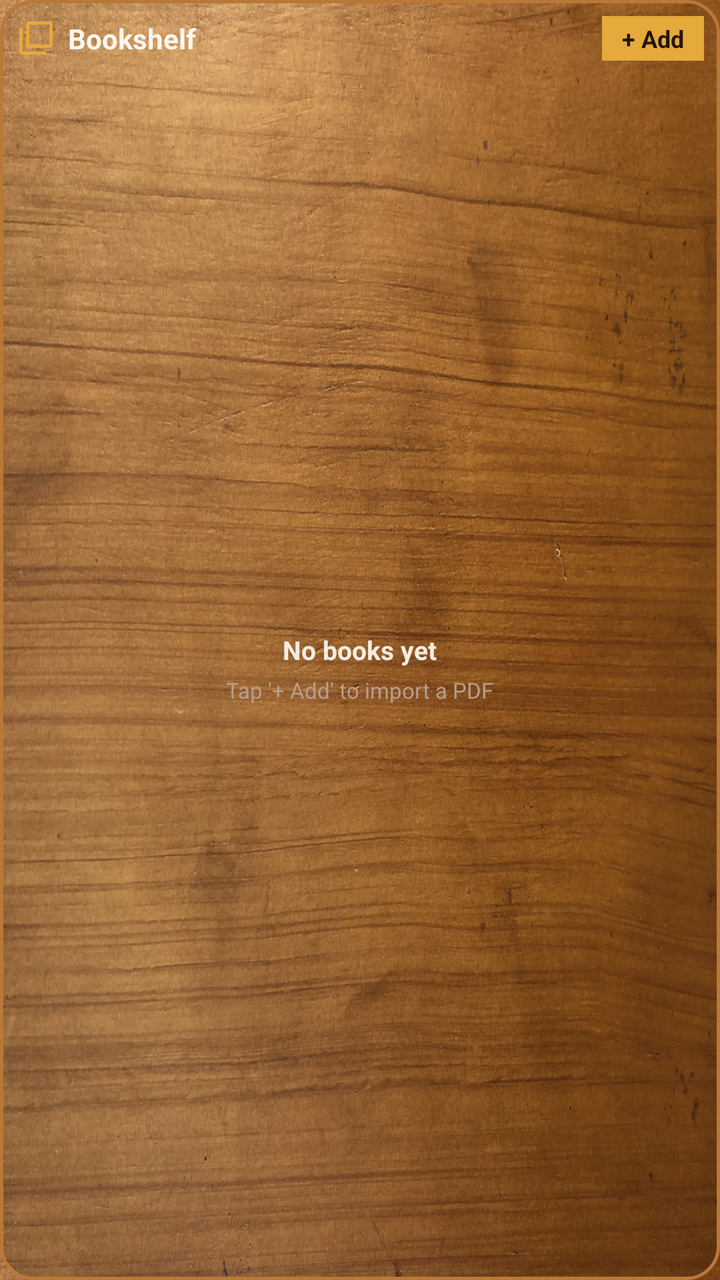
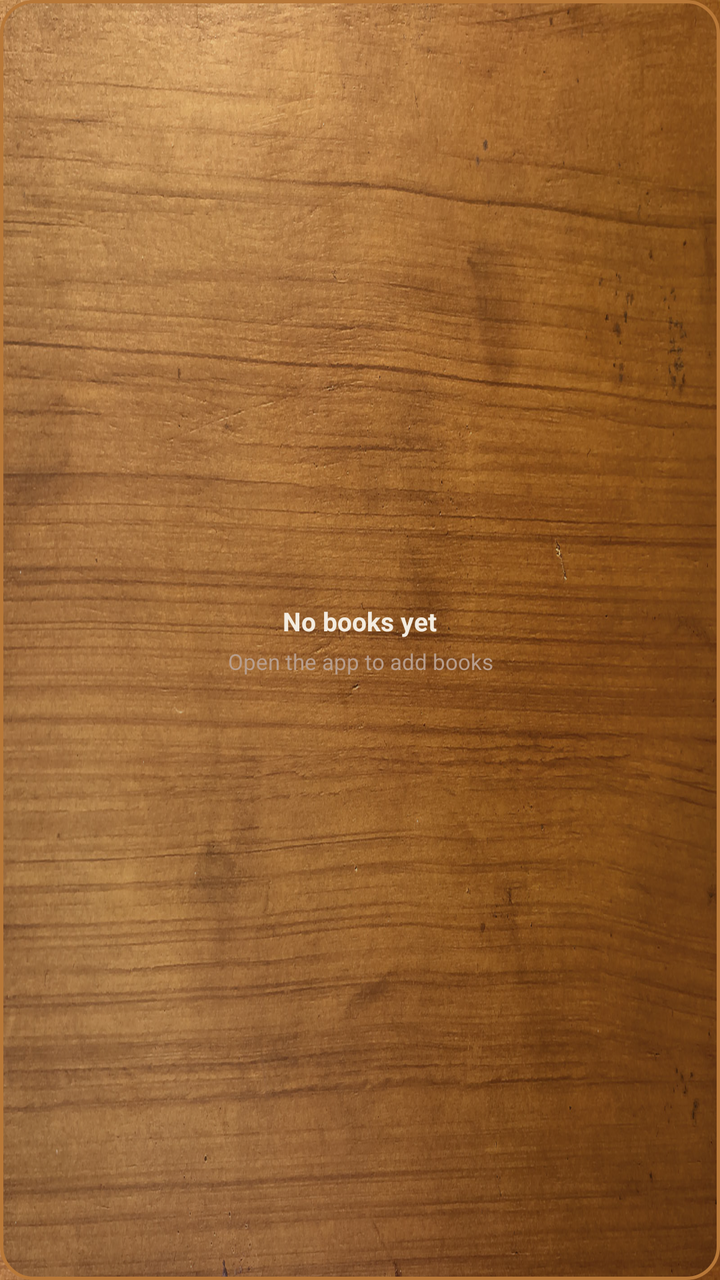

Compare the two renders of this Android layout. The source of the first and the diff that turns it into the second are given below.
<!-- AndroidManifest.xml: application theme android:Theme.Material.Light.NoActionBar -->
<!-- res/layout/bookshelf_widget.xml -->
<?xml version="1.0" encoding="utf-8"?>
<LinearLayout xmlns:android="http://schemas.android.com/apk/res/android"
    android:id="@+id/widget_root"
    android:layout_width="match_parent"
    android:layout_height="match_parent"
    android:background="@drawable/widget_background"
    android:orientation="vertical"
    android:padding="8dp">

    
    <LinearLayout
        android:id="@+id/widget_header"
        android:layout_width="match_parent"
        android:layout_height="wrap_content"
        android:gravity="center_vertical"
        android:orientation="horizontal"
        android:paddingBottom="6dp">

        <ImageView
            android:layout_width="20dp"
            android:layout_height="20dp"
            android:contentDescription="Bookshelf Icon"
            android:src="@drawable/ic_bookshelf_widget" />

        <TextView
            android:id="@+id/widget_title"
            android:layout_width="0dp"
            android:layout_height="wrap_content"
            android:layout_marginStart="6dp"
            android:layout_weight="1"
            android:text="Bookshelf"
            android:textColor="#FBF6EF"
            android:textSize="14sp"
            android:textStyle="bold" />

        <TextView
            android:id="@+id/widget_btn_add"
            android:layout_width="wrap_content"
            android:layout_height="wrap_content"
            android:background="#E5A93C"
            android:paddingHorizontal="10dp"
            android:paddingVertical="3dp"
            android:text="+ Add"
            android:textColor="#23160D"
            android:textSize="12sp"
            android:textStyle="bold" />
    </LinearLayout>

    <FrameLayout
        android:layout_width="match_parent"
        android:layout_height="0dp"
        android:layout_weight="1">

        
        <GridView
            android:id="@+id/bookshelf_widget_grid"
            android:layout_width="match_parent"
            android:layout_height="match_parent"
            android:columnWidth="85dp"
            android:gravity="center"
            android:horizontalSpacing="0dp"
            android:numColumns="auto_fit"
            android:stretchMode="columnWidth"
            android:verticalSpacing="6dp" />

        
        <LinearLayout
            android:id="@+id/bookshelf_widget_empty"
            android:layout_width="match_parent"
            android:layout_height="match_parent"
            android:gravity="center"
            android:orientation="vertical"
            android:padding="12dp">

            <TextView
                android:layout_width="wrap_content"
                android:layout_height="wrap_content"
                android:text="No books yet"
                android:textColor="#F3ECE0"
                android:textSize="13sp"
                android:textStyle="bold" />

            <TextView
                android:layout_width="wrap_content"
                android:layout_height="wrap_content"
                android:layout_marginTop="4dp"
                android:gravity="center"
                android:text="Tap '+ Add' to import a PDF"
                android:textColor="#B89E8D"
                android:textSize="11sp" />
        </LinearLayout>
    </FrameLayout>
</LinearLayout>
<!-- resources referenced by this layout -->
<resources>
  <!-- drawable ic_bookshelf_widget (drawable) -->
  <vector xmlns:android="http://schemas.android.com/apk/res/android"
      android:width="24dp"
      android:height="24dp"
      android:viewportWidth="24"
      android:viewportHeight="24">
      <path
          android:fillColor="#E5A93C"
          android:pathData="M4,6H2v14c0,1.1 0.9,2 2,2h14v-2H4V6z"/>
      <path
          android:fillColor="#E5A93C"
          android:pathData="M20,2H8c-1.1,0 -2,0.9 -2,2v12c0,1.1 0.9,2 2,2h12c1.1,0 2,-0.9 2,-2V4c0,-1.1 -0.9,-2 -2,-2zm0,14H8V4h12v12z"/>
  </vector>
  <!-- drawable widget_background (drawable) -->
  <?xml version="1.0" encoding="utf-8"?>
  <layer-list xmlns:android="http://schemas.android.com/apk/res/android">
      <item>
          <bitmap
              android:src="@drawable/wood_texture"
              android:gravity="fill" />
      </item>
      <item>
          <shape android:shape="rectangle">
              <gradient
                  android:type="linear"
                  android:angle="270"
                  android:startColor="#1A180C05"
                  android:centerColor="#30180C05"
                  android:endColor="#48180C05" />
              <corners android:radius="16dp" />
              <stroke android:width="1.5dp" android:color="#B87838" />
          </shape>
      </item>
  </layer-list>
  <!-- drawable wood_texture: jpg bitmap (drawable-nodpi, 442089 bytes) -->
</resources>

<!-- the commit's change to res/layout/bookshelf_widget.xml (unified diff, before → after) -->
@@ -6,45 +6,6 @@
     android:background="@drawable/widget_background"
     android:orientation="vertical"
     android:padding="8dp">
-
-    
-    <LinearLayout
-        android:id="@+id/widget_header"
-        android:layout_width="match_parent"
-        android:layout_height="wrap_content"
-        android:gravity="center_vertical"
-        android:orientation="horizontal"
-        android:paddingBottom="6dp">
-
-        <ImageView
-            android:layout_width="20dp"
-            android:layout_height="20dp"
-            android:contentDescription="Bookshelf Icon"
-            android:src="@drawable/ic_bookshelf_widget" />
-
-        <TextView
-            android:id="@+id/widget_title"
-            android:layout_width="0dp"
-            android:layout_height="wrap_content"
-            android:layout_marginStart="6dp"
-            android:layout_weight="1"
-            android:text="Bookshelf"
-            android:textColor="#FBF6EF"
-            android:textSize="14sp"
-            android:textStyle="bold" />
-
-        <TextView
-            android:id="@+id/widget_btn_add"
-            android:layout_width="wrap_content"
-            android:layout_height="wrap_content"
-            android:background="#E5A93C"
-            android:paddingHorizontal="10dp"
-            android:paddingVertical="3dp"
-            android:text="+ Add"
-            android:textColor="#23160D"
-            android:textSize="12sp"
-            android:textStyle="bold" />
-    </LinearLayout>
 
     <FrameLayout
         android:layout_width="match_parent"
@@ -85,7 +46,7 @@
                 android:layout_height="wrap_content"
                 android:layout_marginTop="4dp"
                 android:gravity="center"
-                android:text="Tap '+ Add' to import a PDF"
+                android:text="Open the app to add books"
                 android:textColor="#B89E8D"
                 android:textSize="11sp" />
         </LinearLayout>
<!-- resource entries referenced after the edit -->
@@ -1,18 +1,5 @@
 <!-- resources referenced by this layout -->
 <resources>
-  <!-- drawable ic_bookshelf_widget (drawable) -->
-  <vector xmlns:android="http://schemas.android.com/apk/res/android"
-      android:width="24dp"
-      android:height="24dp"
-      android:viewportWidth="24"
-      android:viewportHeight="24">
-      <path
-          android:fillColor="#E5A93C"
-          android:pathData="M4,6H2v14c0,1.1 0.9,2 2,2h14v-2H4V6z"/>
-      <path
-          android:fillColor="#E5A93C"
-          android:pathData="M20,2H8c-1.1,0 -2,0.9 -2,2v12c0,1.1 0.9,2 2,2h12c1.1,0 2,-0.9 2,-2V4c0,-1.1 -0.9,-2 -2,-2zm0,14H8V4h12v12z"/>
-  </vector>
   <!-- drawable widget_background (drawable) -->
   <?xml version="1.0" encoding="utf-8"?>
   <layer-list xmlns:android="http://schemas.android.com/apk/res/android">
